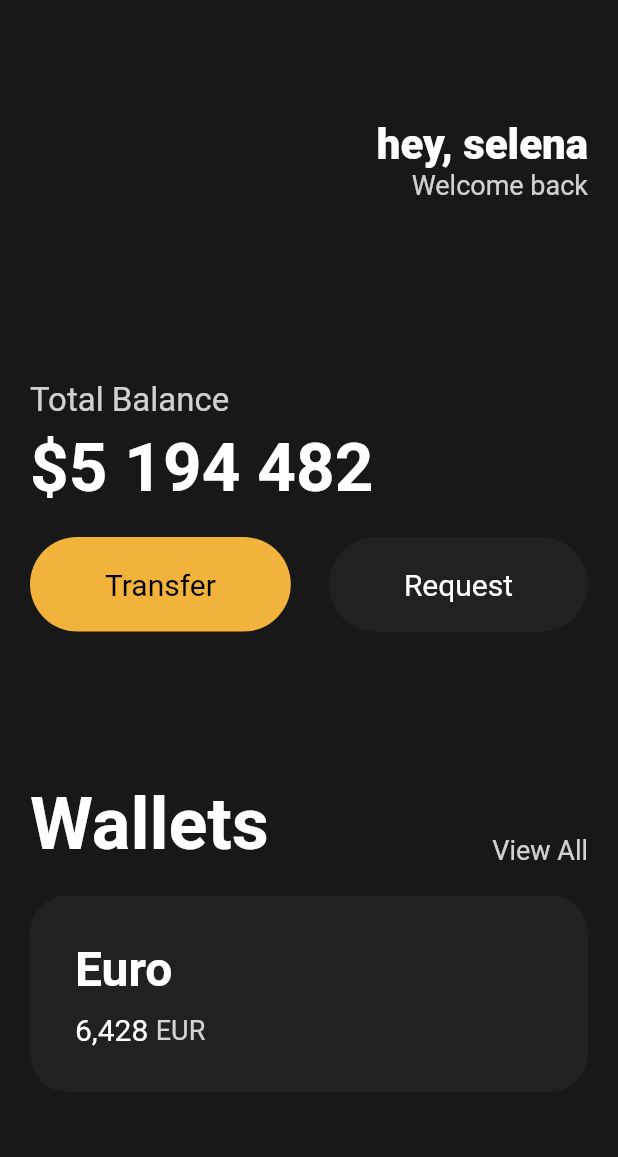
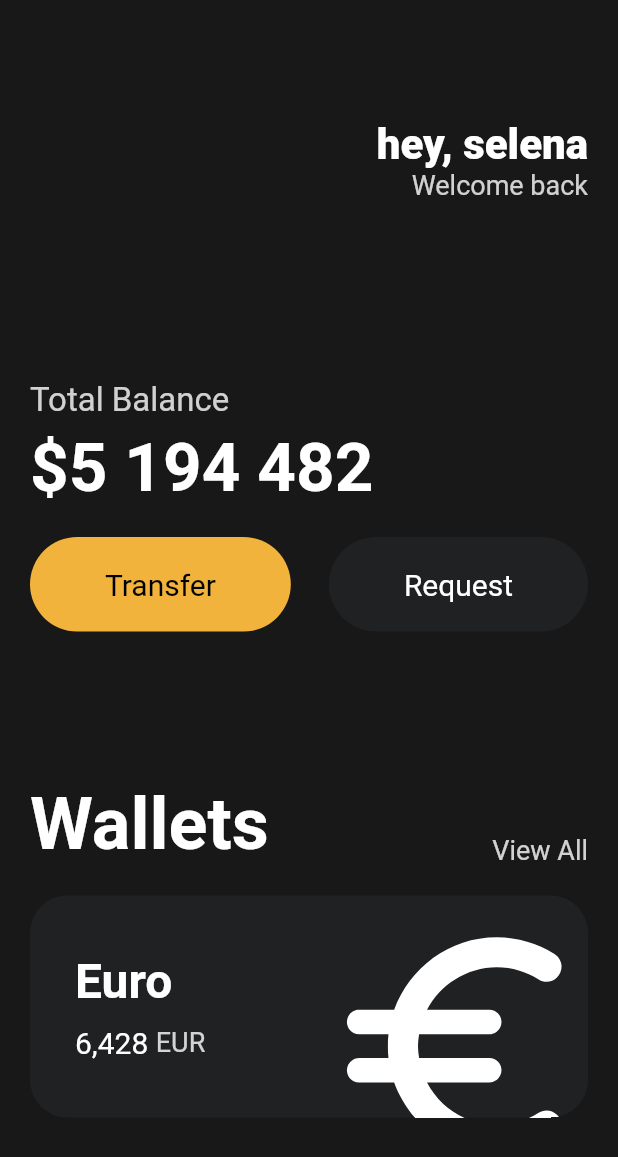
Before and after one commit to sbean0215/NomadCoders_toonflix, a Flutter app: the screen it shows after launch, on a phone screen of 412 x 824 dp. Shown: the top 1157 px of the screen. Run offline on Flutter 3.47's test engine with Material 2 defaults, Android fonts, the phone set to English and light mode, and no system bars.

Commit message:
3.7 Icon and Transforms

```diff
--- a/lib/main.dart
+++ b/lib/main.dart
@@ -108,21 +108,26 @@ class App extends StatelessWidget {
                 height: 20,
               ),
               Container(
+                  clipBehavior: Clip.hardEdge,
                   decoration: BoxDecoration(
                     color: const Color(0xFF1F2123),
                     borderRadius: BorderRadius.circular(25),
                   ),
                   padding: const EdgeInsets.all(30.0),
                   child: Row(
+                    mainAxisAlignment: MainAxisAlignment.spaceBetween,
                     children: [
                       Column(
                         crossAxisAlignment: CrossAxisAlignment.start,
                         children: [
-                          const Text('Euro',
-                              style: TextStyle(
-                                  color: Colors.white,
-                                  fontSize: 32,
-                                  fontWeight: FontWeight.w600)),
+                          const Text(
+                            'Euro',
+                            style: TextStyle(
+                              color: Colors.white,
+                              fontSize: 32,
+                              fontWeight: FontWeight.w600,
+                            ),
+                          ),
                           const SizedBox(
                             height: 10,
                           ),
@@ -148,7 +153,17 @@ class App extends StatelessWidget {
                             ],
                           )
                         ],
-                      )
+                      ),
+                      Transform.scale(
+                          scale: 2.2,
+                          child: Transform.translate(
+                            offset: const Offset(-5, 12),
+                            child: const Icon(
+                              Icons.euro_rounded,
+                              color: Colors.white,
+                              size: 88,
+                            ),
+                          )),
                     ],
                   ))
             ],
```
